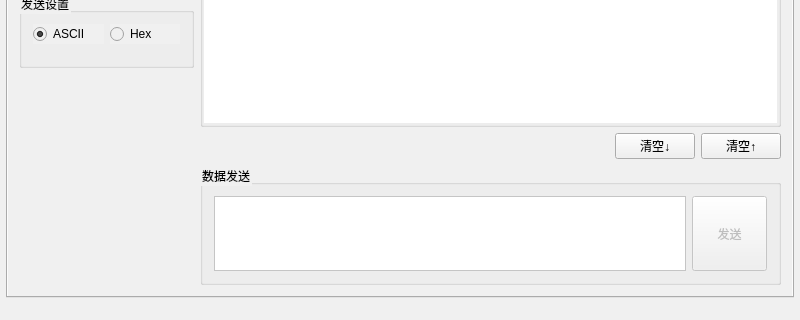
The window that mainwindow.ui (HangYongmao/NetDebugTools) describes before a commit, drawn with Qt 5; both pictures show x 0 to 800 and y 280 to 600 of the 800 by 600 pixel window.
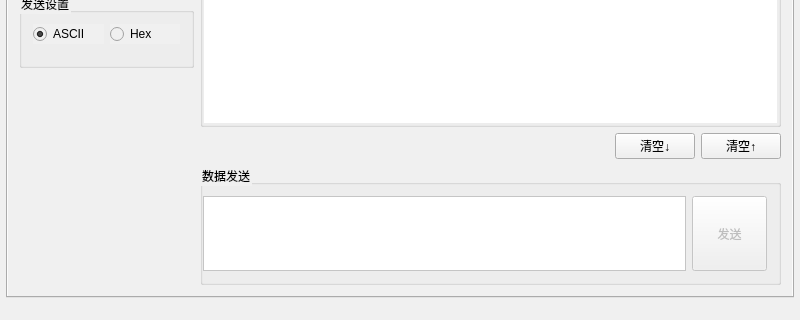
The same window after the commit. The open tabs and pages were chosen to show the change. Icons and pictures are not drawn.

Commit message: 修改Client和Server界面.

```diff
--- a/mainwindow.ui
+++ b/mainwindow.ui
@@ -392,6 +392,9 @@
              <string>数据发送</string>
             </property>
             <layout class="QHBoxLayout" name="horizontalLayout_8">
+             <property name="leftMargin">
+              <number>0</number>
+             </property>
              <item>
               <widget class="QTextEdit" name="textEdit_Client_Send">
                <property name="sizePolicy">
```
Left out of the diff: 5 changed lines with no effect on the pictures.
